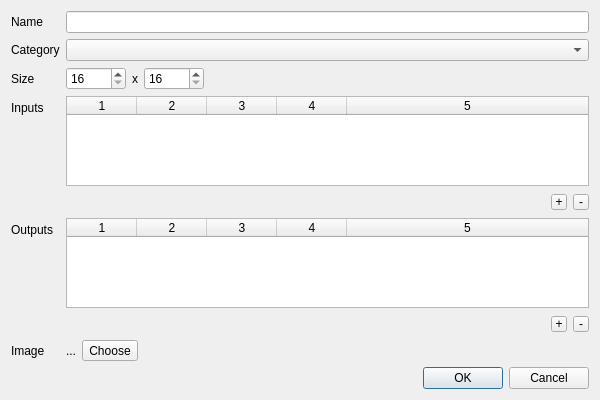
Qt form deviceproperties.ui (uliss/patch_scene) before a commit.
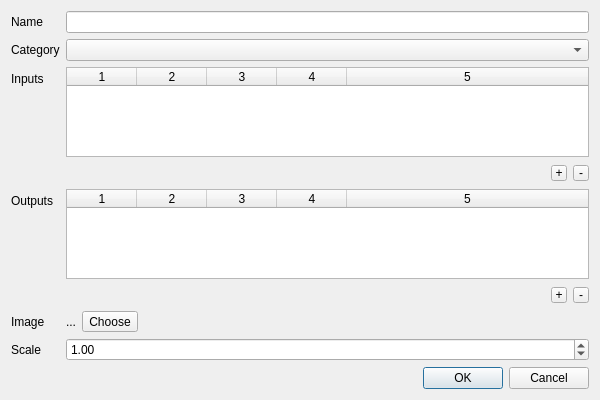
The same form after that commit.

Commit message: image zoom added

Diff of the .ui file:
```diff
--- a/deviceproperties.ui
+++ b/deviceproperties.ui
@@ -39,87 +39,17 @@
        </property>
       </widget>
      </item>
+     <item row="1" column="0">
+      <widget class="QLabel" name="categoryLabel">
+       <property name="text">
+        <string>Category</string>
+       </property>
+      </widget>
+     </item>
+     <item row="1" column="1">
+      <widget class="QComboBox" name="category"/>
+     </item>
      <item row="2" column="0">
-      <widget class="QLabel" name="widthLabel">
-       <property name="text">
-        <string>Size</string>
-       </property>
-       <property name="buddy">
-        <cstring>width</cstring>
-       </property>
-      </widget>
-     </item>
-     <item row="2" column="1">
-      <widget class="QFrame" name="size">
-       <layout class="QHBoxLayout" name="horizontalLayout">
-        <property name="leftMargin">
-         <number>0</number>
-        </property>
-        <property name="topMargin">
-         <number>0</number>
-        </property>
-        <property name="bottomMargin">
-         <number>0</number>
-        </property>
-        <item>
-         <widget class="QSpinBox" name="width">
-          <property name="minimumSize">
-           <size>
-            <width>60</width>
-            <height>0</height>
-           </size>
-          </property>
-          <property name="minimum">
-           <number>16</number>
-          </property>
-          <property name="maximum">
-           <number>500</number>
-          </property>
-         </widget>
-        </item>
-        <item>
-         <widget class="QLabel" name="delim">
-          <property name="text">
-           <string>x</string>
-          </property>
-          <property name="buddy">
-           <cstring>height</cstring>
-          </property>
-         </widget>
-        </item>
-        <item>
-         <widget class="QSpinBox" name="height">
-          <property name="minimumSize">
-           <size>
-            <width>60</width>
-            <height>0</height>
-           </size>
-          </property>
-          <property name="minimum">
-           <number>16</number>
-          </property>
-          <property name="maximum">
-           <number>500</number>
-          </property>
-         </widget>
-        </item>
-        <item>
-         <spacer name="spacer">
-          <property name="orientation">
-           <enum>Qt::Horizontal</enum>
-          </property>
-          <property name="sizeHint" stdset="0">
-           <size>
-            <width>40</width>
-            <height>20</height>
-           </size>
-          </property>
-         </spacer>
-        </item>
-       </layout>
-      </widget>
-     </item>
-     <item row="3" column="0">
       <widget class="QLabel" name="inletsLabel">
        <property name="text">
         <string>Inputs</string>
@@ -129,7 +59,7 @@
        </property>
       </widget>
      </item>
-     <item row="3" column="1">
+     <item row="2" column="1">
       <widget class="QTableWidget" name="inlets">
        <property name="minimumSize">
         <size>
@@ -159,102 +89,7 @@
        <column/>
       </widget>
      </item>
-     <item row="5" column="0">
-      <widget class="QLabel" name="outletsLabel">
-       <property name="text">
-        <string>Outputs</string>
-       </property>
-       <property name="buddy">
-        <cstring>outlets</cstring>
-       </property>
-      </widget>
-     </item>
-     <item row="5" column="1">
-      <widget class="QTableWidget" name="outlets">
-       <property name="minimumSize">
-        <size>
-         <width>350</width>
-         <height>40</height>
-        </size>
-       </property>
-       <property name="sizeAdjustPolicy">
-        <enum>QAbstractScrollArea::AdjustToContents</enum>
-       </property>
-       <property name="columnCount">
-        <number>5</number>
-       </property>
-       <attribute name="horizontalHeaderDefaultSectionSize">
-        <number>70</number>
-       </attribute>
-       <attribute name="horizontalHeaderHighlightSections">
-        <bool>true</bool>
-       </attribute>
-       <attribute name="horizontalHeaderStretchLastSection">
-        <bool>true</bool>
-       </attribute>
-       <column/>
-       <column/>
-       <column/>
-       <column/>
-       <column/>
-      </widget>
-     </item>
-     <item row="7" column="0">
-      <widget class="QLabel" name="imageLabel">
-       <property name="text">
-        <string>Image</string>
-       </property>
-      </widget>
-     </item>
-     <item row="7" column="1">
-      <widget class="QWidget" name="widget" native="true">
-       <layout class="QHBoxLayout" name="horizontalLayout_3">
-        <property name="leftMargin">
-         <number>0</number>
-        </property>
-        <property name="topMargin">
-         <number>0</number>
-        </property>
-        <property name="rightMargin">
-         <number>0</number>
-        </property>
-        <property name="bottomMargin">
-         <number>0</number>
-        </property>
-        <item>
-         <widget class="QLabel" name="currentImage">
-          <property name="text">
-           <string>...</string>
-          </property>
-         </widget>
-        </item>
-        <item>
-         <widget class="QToolButton" name="imageChooseButton">
-          <property name="toolTip">
-           <string>choose device image</string>
-          </property>
-          <property name="text">
-           <string>Choose</string>
-          </property>
-         </widget>
-        </item>
-        <item>
-         <spacer name="horizontalSpacer">
-          <property name="orientation">
-           <enum>Qt::Horizontal</enum>
-          </property>
-          <property name="sizeHint" stdset="0">
-           <size>
-            <width>40</width>
-            <height>20</height>
-           </size>
-          </property>
-         </spacer>
-        </item>
-       </layout>
-      </widget>
-     </item>
-     <item row="4" column="1">
+     <item row="3" column="1">
       <widget class="QWidget" name="inletContainer" native="true">
        <property name="sizePolicy">
         <sizepolicy hsizetype="Expanding" vsizetype="Minimum">
@@ -323,7 +158,47 @@
        </layout>
       </widget>
      </item>
-     <item row="6" column="1">
+     <item row="4" column="0">
+      <widget class="QLabel" name="outletsLabel">
+       <property name="text">
+        <string>Outputs</string>
+       </property>
+       <property name="buddy">
+        <cstring>outlets</cstring>
+       </property>
+      </widget>
+     </item>
+     <item row="4" column="1">
+      <widget class="QTableWidget" name="outlets">
+       <property name="minimumSize">
+        <size>
+         <width>350</width>
+         <height>40</height>
+        </size>
+       </property>
+       <property name="sizeAdjustPolicy">
+        <enum>QAbstractScrollArea::AdjustToContents</enum>
+       </property>
+       <property name="columnCount">
+        <number>5</number>
+       </property>
+       <attribute name="horizontalHeaderDefaultSectionSize">
+        <number>70</number>
+       </attribute>
+       <attribute name="horizontalHeaderHighlightSections">
+        <bool>true</bool>
+       </attribute>
+       <attribute name="horizontalHeaderStretchLastSection">
+        <bool>true</bool>
+       </attribute>
+       <column/>
+       <column/>
+       <column/>
+       <column/>
+       <column/>
+      </widget>
+     </item>
+     <item row="5" column="1">
       <widget class="QWidget" name="outletContainer" native="true">
        <property name="sizePolicy">
         <sizepolicy hsizetype="Expanding" vsizetype="Preferred">
@@ -392,15 +267,89 @@
        </layout>
       </widget>
      </item>
-     <item row="1" column="0">
-      <widget class="QLabel" name="categoryLabel">
+     <item row="6" column="0">
+      <widget class="QLabel" name="imageLabel">
        <property name="text">
-        <string>Category</string>
+        <string>Image</string>
        </property>
       </widget>
      </item>
-     <item row="1" column="1">
-      <widget class="QComboBox" name="category"/>
+     <item row="6" column="1">
+      <widget class="QWidget" name="widget" native="true">
+       <layout class="QHBoxLayout" name="horizontalLayout_3">
+        <property name="leftMargin">
+         <number>0</number>
+        </property>
+        <property name="topMargin">
+         <number>0</number>
+        </property>
+        <property name="rightMargin">
+         <number>0</number>
+        </property>
+        <property name="bottomMargin">
+         <number>0</number>
+        </property>
+        <item>
+         <widget class="QLabel" name="currentImage">
+          <property name="text">
+           <string>...</string>
+          </property>
+         </widget>
+        </item>
+        <item>
+         <widget class="QToolButton" name="imageChooseButton">
+          <property name="toolTip">
+           <string>choose device image</string>
+          </property>
+          <property name="text">
+           <string>Choose</string>
+          </property>
+         </widget>
+        </item>
+        <item>
+         <spacer name="horizontalSpacer">
+          <property name="orientation">
+           <enum>Qt::Horizontal</enum>
+          </property>
+          <property name="sizeHint" stdset="0">
+           <size>
+            <width>40</width>
+            <height>20</height>
+           </size>
+          </property>
+         </spacer>
+        </item>
+       </layout>
+      </widget>
+     </item>
+     <item row="7" column="0">
+      <widget class="QLabel" name="zoomLabel">
+       <property name="text">
+        <string>Scale</string>
+       </property>
+      </widget>
+     </item>
+     <item row="7" column="1">
+      <widget class="QDoubleSpinBox" name="zoom">
+       <property name="sizePolicy">
+        <sizepolicy hsizetype="Preferred" vsizetype="Fixed">
+         <horstretch>0</horstretch>
+         <verstretch>0</verstretch>
+        </sizepolicy>
+       </property>
+       <property name="minimum">
+        <double>0.500000000000000</double>
+       </property>
+       <property name="maximum">
+        <double>2.000000000000000</double>
+       </property>
+       <property name="singleStep">
+        <double>0.250000000000000</double>
+       </property>
+       <property name="value">
+        <double>1.000000000000000</double>
+       </property>
+      </widget>
      </item>
     </layout>
    </item>
```
Left out of the diff: 2 changed lines with no effect on the pictures. The commit also changes 6 other files.
